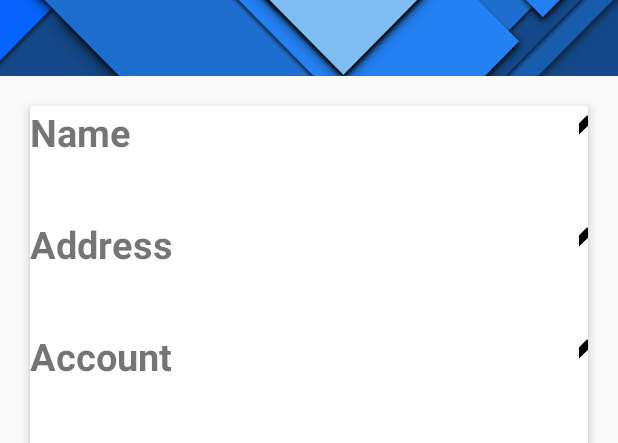
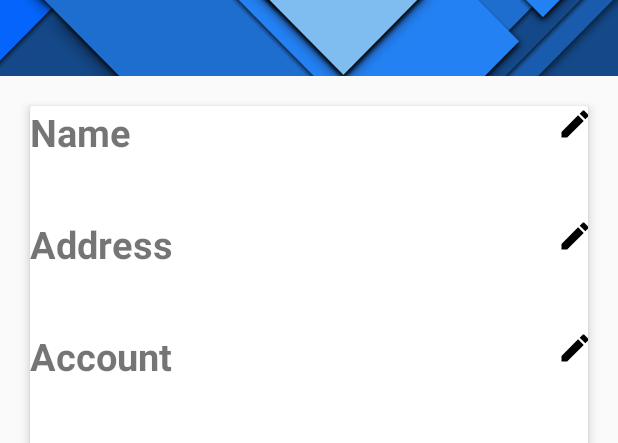
Before and after one commit to piyushrj100/G4Project, an Android app: the layout profile_fragment.xml on its own in the app's theme, with its tools: preview values and no code run, on a phone screen of 412 x 824 dp. Shown: the part 212-655 px from the top of the screen. Run offline under Robolectric (Android 15) with nearby library versions, the light colour scheme and no system bars; network calls fail.

```diff
--- a/app/src/main/res/layout/profile_fragment.xml
+++ b/app/src/main/res/layout/profile_fragment.xml
@@ -61,11 +61,11 @@
                 android:id="@+id/nam"
                 android:textStyle="bold"
                 android:textSize="25dp"
-                android:layout_weight="1"/>
+                android:layout_weight="3"/>
                 <ImageButton
                     android:layout_width="wrap_content"
                     android:layout_height="wrap_content"
-                    android:layout_weight="3"
+                    android:layout_weight="1"
                     android:src="@drawable/edit"
                     android:background="?actionBarItemBackground"/>
 
@@ -84,11 +84,11 @@
                         android:id="@+id/add"
                         android:textStyle="bold"
                         android:textSize="25dp"
-                        android:layout_weight="1"/>
+                        android:layout_weight="3"/>
                     <ImageButton
                         android:layout_width="wrap_content"
                         android:layout_height="wrap_content"
-                        android:layout_weight="3"
+                        android:layout_weight="1"
                         android:src="@drawable/edit"
                         android:background="?actionBarItemBackground"/>
 
@@ -108,11 +108,11 @@
                         android:id="@+id/acnt"
                         android:textStyle="bold"
                         android:textSize="25sp"
-                        android:layout_weight="1"/>
+                        android:layout_weight="3"/>
                     <ImageButton
                         android:layout_width="wrap_content"
                         android:layout_height="wrap_content"
-                        android:layout_weight="3"
+                        android:layout_weight="1"
                         android:src="@drawable/edit"
                         android:background="?actionBarItemBackground"/>
 
```
